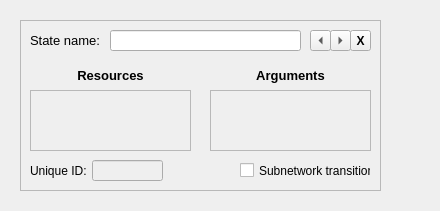
Qt form editor/UI/UI_NetworkState.ui (leiftiger/EG_Tools) before a commit.
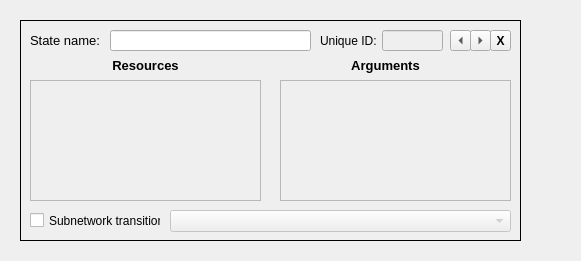
The same form after that commit. Custom widgets are drawn as their Qt base class.

Commit message: Start on states & inputs

Diff of the .ui file:
```diff
--- a/editor/UI/UI_NetworkState.ui
+++ b/editor/UI/UI_NetworkState.ui
@@ -6,18 +6,24 @@
    <rect>
     <x>0</x>
     <y>0</y>
-    <width>440</width>
-    <height>211</height>
+    <width>581</width>
+    <height>261</height>
    </rect>
   </property>
   <property name="windowTitle">
    <string>UI_NetworkState</string>
   </property>
+  <property name="styleSheet">
+   <string notr="true">#frame
+{
+	border: 1px solid rgba(0, 0, 0, 255);
+}</string>
+  </property>
   <widget class="UI_ConnectorEnd" name="connectorIn" native="true">
    <property name="geometry">
     <rect>
      <x>0</x>
-     <y>80</y>
+     <y>120</y>
      <width>21</width>
      <height>21</height>
     </rect>
@@ -28,10 +34,13 @@
     <rect>
      <x>20</x>
      <y>20</y>
-     <width>361</width>
-     <height>171</height>
+     <width>501</width>
+     <height>221</height>
     </rect>
    </property>
+   <property name="styleSheet">
+    <string notr="true"/>
+   </property>
    <property name="frameShape">
     <enum>QFrame::StyledPanel</enum>
    </property>
@@ -69,7 +78,7 @@
      <rect>
       <x>90</x>
       <y>10</y>
-      <width>191</width>
+      <width>201</width>
       <height>21</height>
      </rect>
     </property>
@@ -88,9 +97,9 @@
    <widget class="QLabel" name="label_14">
     <property name="geometry">
      <rect>
-      <x>180</x>
-      <y>40</y>
-      <width>181</width>
+      <x>250</x>
+      <y>30</y>
+      <width>231</width>
       <height>31</height>
      </rect>
     </property>
@@ -114,9 +123,9 @@
    <widget class="QLabel" name="label_13">
     <property name="geometry">
      <rect>
-      <x>0</x>
-      <y>40</y>
-      <width>181</width>
+      <x>10</x>
+      <y>30</y>
+      <width>231</width>
       <height>31</height>
      </rect>
     </property>
@@ -140,8 +149,8 @@
    <widget class="QCheckBox" name="checkBoxExternalNetworkConnector">
     <property name="geometry">
      <rect>
-      <x>220</x>
-      <y>140</y>
+      <x>10</x>
+      <y>190</y>
       <width>131</width>
       <height>21</height>
      </rect>
@@ -150,7 +159,7 @@
      <string>Start a subnetwork from this state</string>
     </property>
     <property name="text">
-     <string>Subnetwork transition</string>
+     <string>Subnetwork transition:</string>
     </property>
    </widget>
    <widget class="QLineEdit" name="textExternalNetwork">
@@ -159,9 +168,9 @@
     </property>
     <property name="geometry">
      <rect>
-      <x>72</x>
-      <y>140</y>
-      <width>71</width>
+      <x>362</x>
+      <y>10</y>
+      <width>61</width>
       <height>21</height>
      </rect>
     </property>
@@ -172,8 +181,8 @@
    <widget class="QLabel" name="label">
     <property name="geometry">
      <rect>
-      <x>10</x>
-      <y>140</y>
+      <x>300</x>
+      <y>10</y>
       <width>61</width>
       <height>21</height>
      </rect>
@@ -188,7 +197,7 @@
    <widget class="QToolButton" name="buttonSortDown">
     <property name="geometry">
      <rect>
-      <x>310</x>
+      <x>450</x>
       <y>10</y>
       <width>21</width>
       <height>21</height>
@@ -197,6 +206,9 @@
     <property name="text">
      <string>DN</string>
     </property>
+    <property name="autoRaise">
+     <bool>false</bool>
+    </property>
     <property name="arrowType">
      <enum>Qt::RightArrow</enum>
     </property>
@@ -204,7 +216,7 @@
    <widget class="QToolButton" name="buttonSortUp">
     <property name="geometry">
      <rect>
-      <x>290</x>
+      <x>430</x>
       <y>10</y>
       <width>21</width>
       <height>21</height>
@@ -220,7 +232,7 @@
    <widget class="QToolButton" name="buttonDelete">
     <property name="geometry">
      <rect>
-      <x>330</x>
+      <x>470</x>
       <y>10</y>
       <width>21</width>
       <height>21</height>
@@ -245,36 +257,13 @@
      <enum>Qt::NoArrow</enum>
     </property>
    </widget>
-   <widget class="QScrollArea" name="scrollArea_6">
-    <property name="geometry">
-     <rect>
-      <x>190</x>
-      <y>70</y>
-      <width>161</width>
-      <height>61</height>
-     </rect>
-    </property>
-    <property name="widgetResizable">
-     <bool>true</bool>
-    </property>
-    <widget class="QWidget" name="listTransitionArguments">
-     <property name="geometry">
-      <rect>
-       <x>0</x>
-       <y>0</y>
-       <width>159</width>
-       <height>59</height>
-      </rect>
-     </property>
-    </widget>
-   </widget>
    <widget class="QScrollArea" name="scrollArea_5">
     <property name="geometry">
      <rect>
       <x>10</x>
-      <y>70</y>
-      <width>161</width>
-      <height>61</height>
+      <y>60</y>
+      <width>231</width>
+      <height>121</height>
      </rect>
     </property>
     <property name="widgetResizable">
@@ -285,18 +274,70 @@
       <rect>
        <x>0</x>
        <y>0</y>
-       <width>159</width>
-       <height>59</height>
+       <width>229</width>
+       <height>119</height>
       </rect>
      </property>
     </widget>
    </widget>
+   <widget class="QComboBox" name="comboBoxExternalNetwork">
+    <property name="enabled">
+     <bool>false</bool>
+    </property>
+    <property name="geometry">
+     <rect>
+      <x>150</x>
+      <y>190</y>
+      <width>341</width>
+      <height>22</height>
+     </rect>
+    </property>
+    <property name="toolTip">
+     <string>Unique ID of the subnetwork to start (external resource)</string>
+    </property>
+   </widget>
+   <widget class="QScrollArea" name="scrollArea_6">
+    <property name="geometry">
+     <rect>
+      <x>260</x>
+      <y>60</y>
+      <width>231</width>
+      <height>121</height>
+     </rect>
+    </property>
+    <property name="widgetResizable">
+     <bool>true</bool>
+    </property>
+    <widget class="QWidget" name="listTransitionArguments">
+     <property name="geometry">
+      <rect>
+       <x>0</x>
+       <y>0</y>
+       <width>229</width>
+       <height>119</height>
+      </rect>
+     </property>
+    </widget>
+   </widget>
+   <zorder>scrollArea_5</zorder>
+   <zorder>label_2</zorder>
+   <zorder>textStateName</zorder>
+   <zorder>label_14</zorder>
+   <zorder>label_13</zorder>
+   <zorder>checkBoxExternalNetworkConnector</zorder>
+   <zorder>textUniqueID</zorder>
+   <zorder>label</zorder>
+   <zorder>buttonSortDown</zorder>
+   <zorder>buttonSortUp</zorder>
+   <zorder>buttonDelete</zorder>
+   <zorder>comboBoxExternalNetwork</zorder>
+   <zorder>scrollArea_6</zorder>
   </widget>
   <widget class="UI_ConnectorBranch" name="connectorOut" native="true">
    <property name="geometry">
     <rect>
-     <x>380</x>
-     <y>80</y>
+     <x>520</x>
+     <y>120</y>
      <width>61</width>
      <height>21</height>
     </rect>
@@ -305,13 +346,37 @@
   <widget class="UI_ConnectorStart" name="connectOutNetwork" native="true">
    <property name="geometry">
     <rect>
-     <x>190</x>
+     <x>260</x>
      <y>0</y>
      <width>21</width>
      <height>21</height>
     </rect>
    </property>
   </widget>
+  <widget class="QLabel" name="labelExternalNetworkName">
+   <property name="enabled">
+    <bool>true</bool>
+   </property>
+   <property name="geometry">
+    <rect>
+     <x>20</x>
+     <y>0</y>
+     <width>501</width>
+     <height>21</height>
+    </rect>
+   </property>
+   <property name="text">
+    <string>&lt;external network&gt;</string>
+   </property>
+   <property name="alignment">
+    <set>Qt::AlignCenter</set>
+   </property>
+  </widget>
+  <zorder>labelExternalNetworkName</zorder>
+  <zorder>connectorIn</zorder>
+  <zorder>frame</zorder>
+  <zorder>connectorOut</zorder>
+  <zorder>connectOutNetwork</zorder>
  </widget>
  <layoutdefault spacing="6" margin="11"/>
  <customwidgets>
```
Left out of the diff: 60 changed lines with no effect on the pictures. The commit also changes 20 other files.
